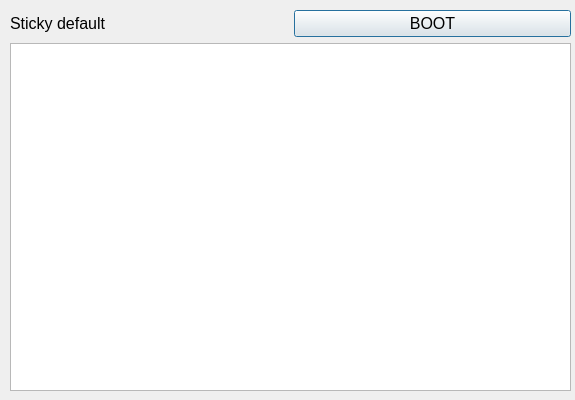
Old version of the form recovery/bootselectiondialog.ui in the repository procount/pinn.
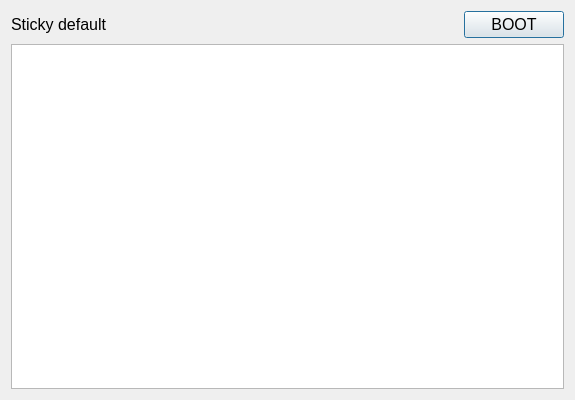
New version of the form.

Commit message: Fix boot selection resize

The edit to the form file:
```diff
--- a/recovery/bootselectiondialog.ui
+++ b/recovery/bootselectiondialog.ui
@@ -24,15 +24,8 @@
   <property name="windowTitle">
    <string>PINN - Select OS to boot</string>
   </property>
-  <widget class="QWidget" name="layoutWidget">
-   <property name="geometry">
-    <rect>
-     <x>10</x>
-     <y>10</y>
-     <width>561</width>
-     <height>381</height>
-    </rect>
-   </property>
+  <layout class="QGridLayout" name="gridLayout">
+   <item row="0" column="0">
    <layout class="QVBoxLayout" name="verticalLayout">
     <item>
      <layout class="QHBoxLayout" name="horizontalLayout">
@@ -48,6 +41,18 @@
       </item>
       <item>
        <widget class="QPushButton" name="pushButton">
+         <property name="sizePolicy">
+          <sizepolicy hsizetype="Fixed" vsizetype="Fixed">
+           <horstretch>0</horstretch>
+           <verstretch>0</verstretch>
+          </sizepolicy>
+         </property>
+         <property name="minimumSize">
+          <size>
+           <width>100</width>
+           <height>0</height>
+          </size>
+         </property>
         <property name="text">
          <string>BOOT</string>
         </property>
@@ -74,7 +79,8 @@
      </widget>
     </item>
    </layout>
-  </widget>
+   </item>
+  </layout>
  </widget>
  <resources/>
  <connections/>
```
Lines whose indentation alone changed are shown as unchanged.
